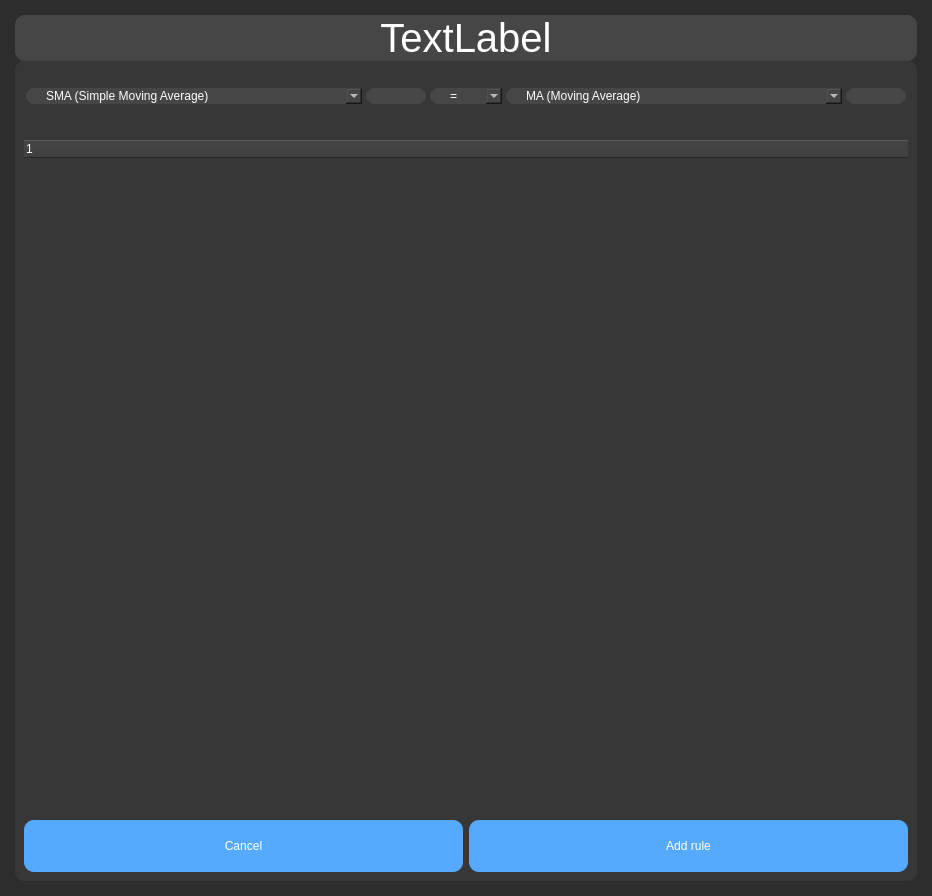
kornelHub/BackTesting-App, file ui/add_strategy_rule_page.ui: the form before one commit.
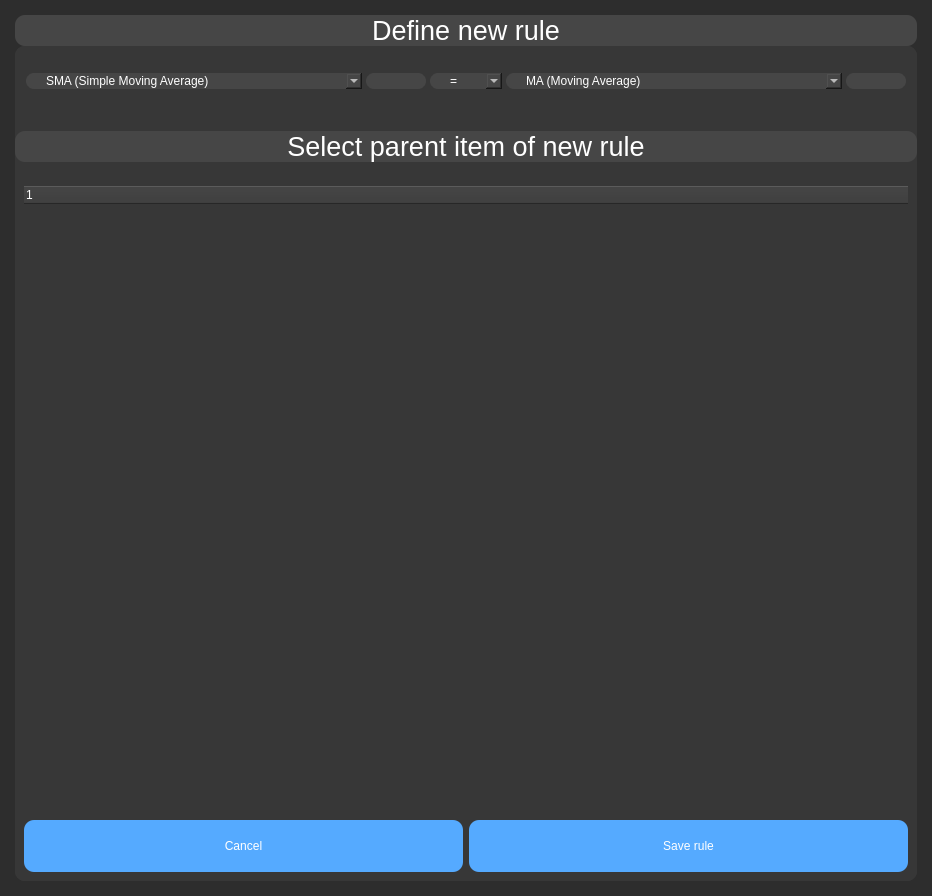
The form after the commit.

```diff
--- a/ui/add_strategy_rule_page.ui
+++ b/ui/add_strategy_rule_page.ui
@@ -6,7 +6,7 @@
    <rect>
     <x>0</x>
     <y>0</y>
-    <width>880</width>
+    <width>879</width>
     <height>896</height>
    </rect>
   </property>
@@ -58,7 +58,7 @@
      <property name="font">
       <font>
        <family>MS Shell Dlg 2</family>
-       <pointsize>30</pointsize>
+       <pointsize>20</pointsize>
        <weight>50</weight>
        <italic>false</italic>
        <bold>false</bold>
@@ -73,7 +73,7 @@
 }</string>
      </property>
      <property name="text">
-      <string>TextLabel</string>
+      <string>Define new rule</string>
      </property>
      <property name="alignment">
       <set>Qt::AlignCenter</set>
@@ -94,7 +94,7 @@
      </property>
      <layout class="QVBoxLayout" name="verticalLayout_2">
       <property name="spacing">
-       <number>0</number>
+       <number>15</number>
       </property>
       <property name="leftMargin">
        <number>0</number>
@@ -480,6 +480,45 @@
         </layout>
        </widget>
       </item>
+      <item>
+       <widget class="QLabel" name="label_2">
+        <property name="sizePolicy">
+         <sizepolicy hsizetype="Maximum" vsizetype="Maximum">
+          <horstretch>0</horstretch>
+          <verstretch>0</verstretch>
+         </sizepolicy>
+        </property>
+        <property name="maximumSize">
+         <size>
+          <width>999999</width>
+          <height>70</height>
+         </size>
+        </property>
+        <property name="font">
+         <font>
+          <family>MS Shell Dlg 2</family>
+          <pointsize>20</pointsize>
+          <weight>50</weight>
+          <italic>false</italic>
+          <bold>false</bold>
+         </font>
+        </property>
+        <property name="styleSheet">
+         <string notr="true">QLabel {
+	background-color: rgb(70,70,70);
+	font: 20pt &quot;MS Shell Dlg 2&quot;;
+	color: rgb(255,255,255);
+	border-radius:10px;
+}</string>
+        </property>
+        <property name="text">
+         <string>Select parent item of new rule</string>
+        </property>
+        <property name="alignment">
+         <set>Qt::AlignCenter</set>
+        </property>
+       </widget>
+      </item>
       <item>
        <widget class="QWidget" name="widget_3" native="true">
         <property name="sizePolicy">
@@ -560,7 +599,7 @@
 border-radius: 10px;</string>
            </property>
            <property name="text">
-            <string>Add rule</string>
+            <string>Save rule</string>
            </property>
           </widget>
          </item>
```
Left out of the diff: 20 changed lines with no effect on the pictures.
